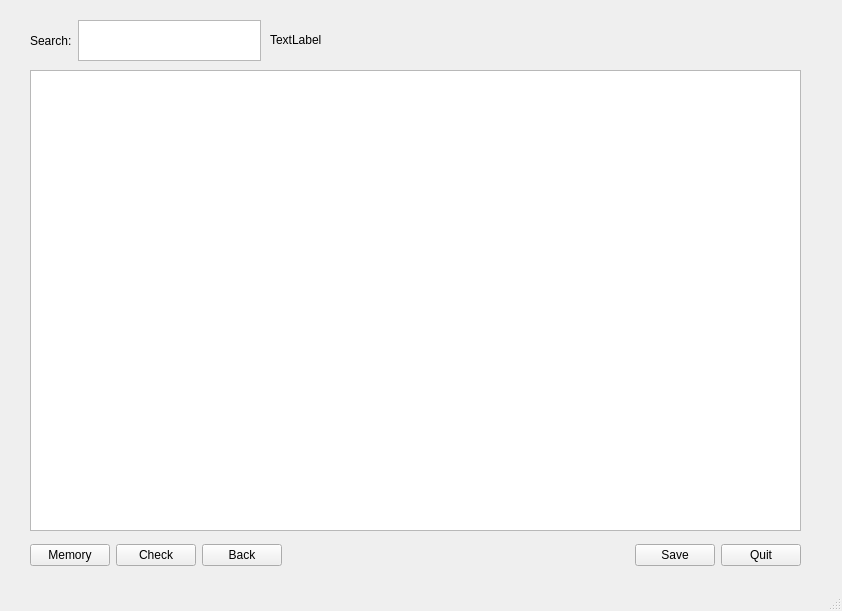
First picture: the form in mainwindow.ui, repository chenjiayi8/WerkwoordenMaster, before the edit.
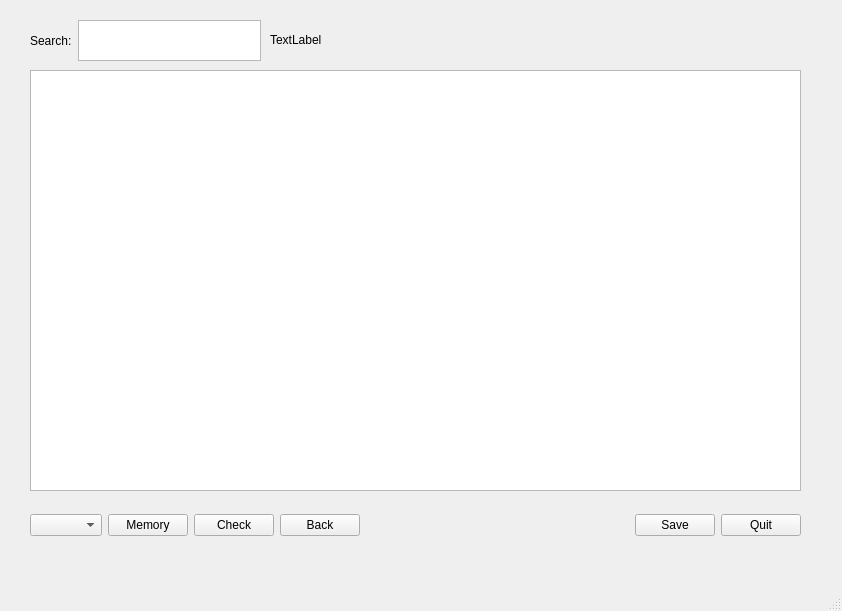
Second picture: the form after the edit.

Commit message: Add dropdown box

The edit to the form file:
```diff
--- a/mainwindow.ui
+++ b/mainwindow.ui
@@ -59,7 +59,7 @@
       <x>30</x>
       <y>70</y>
       <width>771</width>
-      <height>461</height>
+      <height>421</height>
      </rect>
     </property>
     <attribute name="horizontalHeaderStretchLastSection">
@@ -73,12 +73,15 @@
     <property name="geometry">
      <rect>
       <x>30</x>
-      <y>530</y>
+      <y>500</y>
       <width>771</width>
       <height>51</height>
      </rect>
     </property>
     <layout class="QHBoxLayout" name="horizontalLayout_2">
+     <item>
+      <widget class="QComboBox" name="comboBox"/>
+     </item>
      <item>
       <widget class="QPushButton" name="buttonMemory">
        <property name="text">
```
The commit also changes 2 other files.
